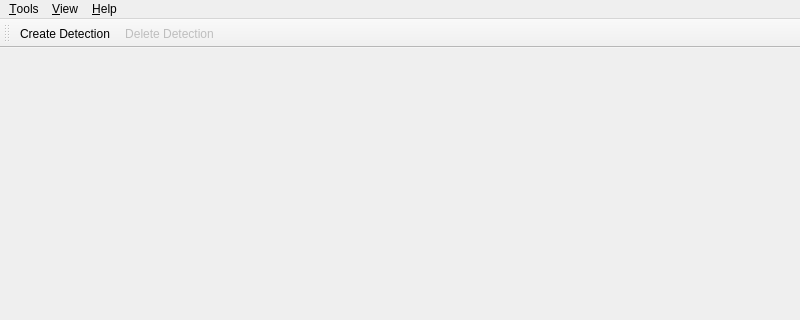
Above: sealtk/noaa/gui/Window.ui from Kitware/seal-tk before the change; both pictures show x 0 to 800 and y 0 to 320 of the 800 by 600 pixel window. Below: the same form after it.
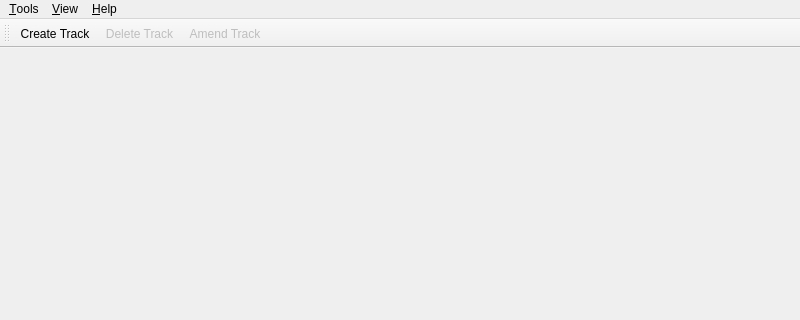
That is the form after the change. Icons and pictures are not drawn. Custom widgets are drawn as their Qt base class.

Commit message:
Add ability to "amend" tracks
Add a new mechanism to add a detection to an existing track. This also
allows an existing detection to be replaced. Create an icon for this.

The edit to the form file:
```diff
--- a/sealtk/noaa/gui/Window.ui
+++ b/sealtk/noaa/gui/Window.ui
@@ -59,8 +59,9 @@
      </property>
     </widget>
     <addaction name="menuPipeline"/>
-    <addaction name="actionCreateDetection"/>
-    <addaction name="actionDeleteDetection"/>
+    <addaction name="actionCreateTrack"/>
+    <addaction name="actionDeleteTrack"/>
+    <addaction name="actionAmendTrack"/>
    </widget>
    <widget class="QMenu" name="menuView">
     <property name="title">
@@ -153,8 +154,9 @@
    <attribute name="toolBarBreak">
     <bool>false</bool>
    </attribute>
-   <addaction name="actionCreateDetection"/>
-   <addaction name="actionDeleteDetection"/>
+   <addaction name="actionCreateTrack"/>
+   <addaction name="actionDeleteTrack"/>
+   <addaction name="actionAmendTrack"/>
   </widget>
   <widget class="QStatusBar" name="statusBar"/>
   <action name="actionAbout">
@@ -162,18 +164,18 @@
     <string>&amp;About...</string>
    </property>
   </action>
-  <action name="actionCreateDetection">
+  <action name="actionCreateTrack">
    <property name="icon">
     <iconset theme="list-add"/>
    </property>
    <property name="text">
-    <string>&amp;Create Detection</string>
+    <string>&amp;Create Track</string>
    </property>
    <property name="shortcut">
     <string>Ins</string>
    </property>
   </action>
-  <action name="actionDeleteDetection">
+  <action name="actionDeleteTrack">
    <property name="enabled">
     <bool>false</bool>
    </property>
@@ -181,7 +183,7 @@
     <iconset theme="list-remove"/>
    </property>
    <property name="text">
-    <string>&amp;Delete Detection</string>
+    <string>&amp;Delete Track</string>
    </property>
    <property name="shortcut">
     <string>Del</string>
@@ -220,6 +222,20 @@
     <string>Image &amp;Filename</string>
    </property>
   </action>
+  <action name="actionAmendTrack">
+   <property name="enabled">
+    <bool>false</bool>
+   </property>
+   <property name="icon">
+    <iconset theme="edit-amend"/>
+   </property>
+   <property name="text">
+    <string>&amp;Amend Track</string>
+   </property>
+   <property name="shortcut">
+    <string>+</string>
+   </property>
+  </action>
  </widget>
  <customwidgets>
   <customwidget>
```
The commit also changes 7 other files.
